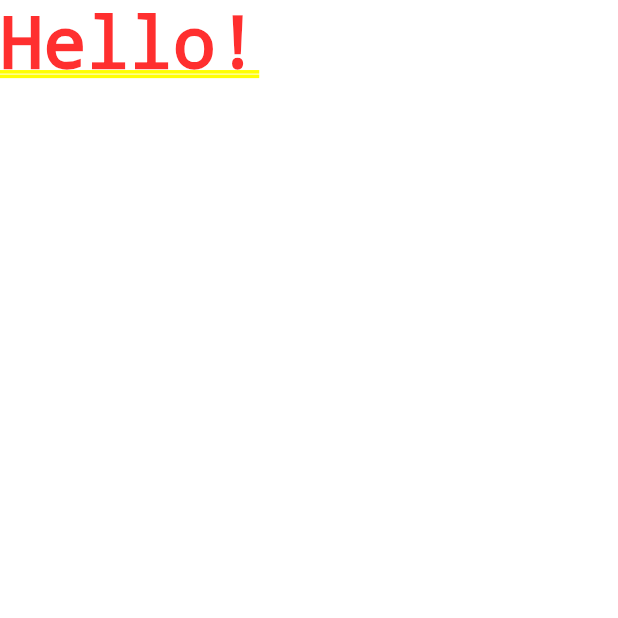
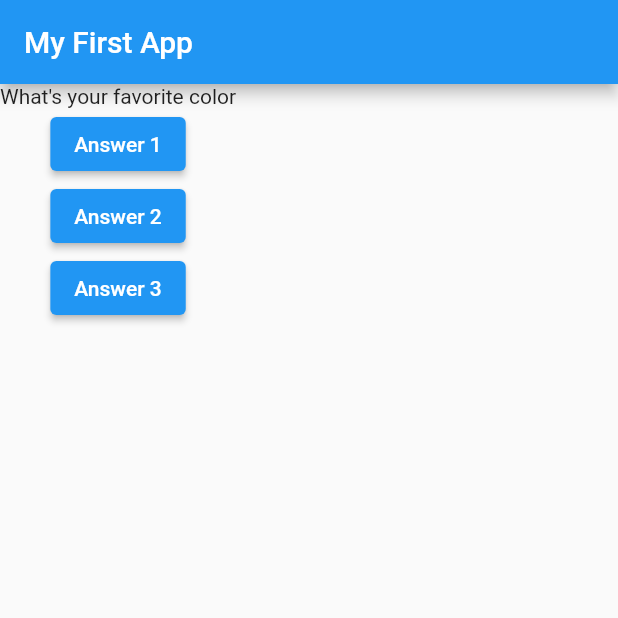
Before and after one commit to maria-im015/flutter_practice_app, a Flutter app: the screen it shows after launch, on a phone screen of 412 x 824 dp, the top half of it. Run offline on Flutter 3.47's test engine with Material 2 defaults, Android fonts, the phone set to English and light mode, and no system bars.

Commit message:
added buttons

```diff
--- a/lib/main.dart
+++ b/lib/main.dart
@@ -1,16 +1,44 @@
 import 'package:flutter/material.dart';
 
-void main() {
-  // runs flutter app
-  runApp(MyApp());
-}
+void main() => runApp(MyApp());
 
 class MyApp extends StatelessWidget {
-  // build is a method and BuildContext is the argument and special object type
+  var questionIndex = 0;
+
+  void answerQuestion() {
+    questionIndex = questionIndex + 1;
+    print(questionIndex);
+  }
+
+  @override
   Widget build(BuildContext context) {
-    //MaterialApp is a class
+    var questions = [
+      'What\'s your favorite color',
+      'What\'s your favorite animal',
+    ];
     return MaterialApp(
-      home: Text('Hello!'),
+      home: Scaffold(
+        appBar: AppBar(
+          title: Text('My First App'),
+        ),
+        body: Column(
+          children: [
+            Text(questions[questionIndex]),
+            ElevatedButton(
+              onPressed: answerQuestion,
+              child: Text('Answer 1'),
+            ),
+            ElevatedButton(
+              onPressed: answerQuestion,
+              child: Text('Answer 2'),
+            ),
+            ElevatedButton(
+              onPressed: answerQuestion,
+              child: Text('Answer 3'),
+            ),
+          ],
+        ),
+      ),
     );
   }
 }
```
